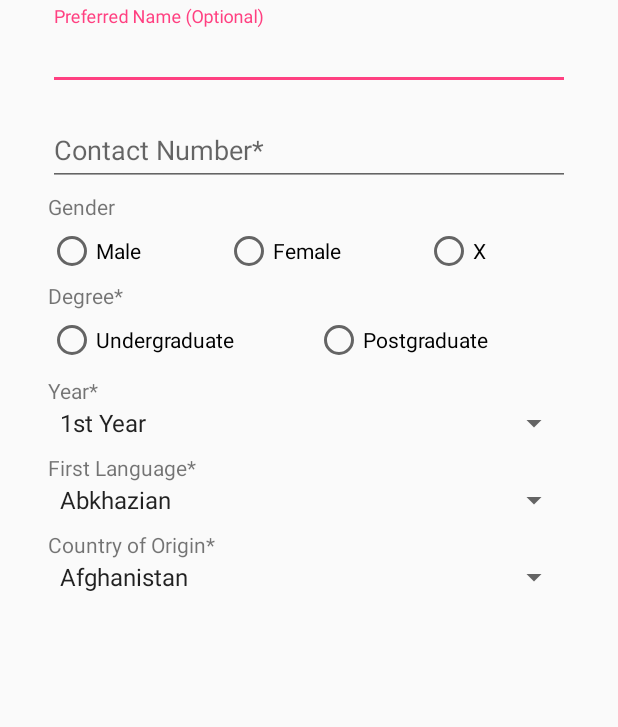
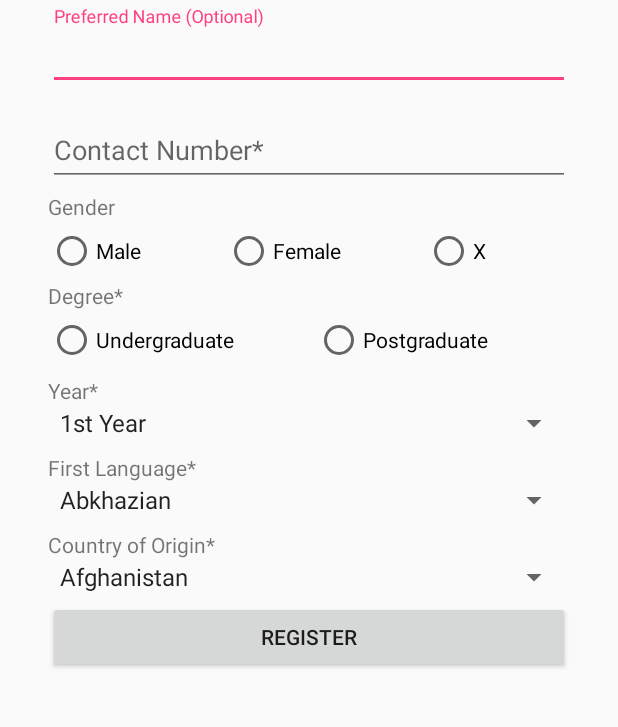
Before and after one commit to TecMonkey/SDP_29_1, an Android app: the layout fragment_register.xml on its own in the app's theme, with its tools: preview values and no code run, on a phone screen of 412 x 824 dp, the part 68-795 px from its top. Run offline under Robolectric (Android 15) with nearby library versions, the phone set to English and light mode, and no system bars.

Commit message:
Added button to register layout

```diff
--- a/app/src/main/res/layout/fragment_register.xml
+++ b/app/src/main/res/layout/fragment_register.xml
@@ -178,6 +178,10 @@
                     android:spinnerMode="dialog" />
             </LinearLayout>
 
+            <Button
+                android:layout_width="match_parent"
+                android:layout_height="wrap_content"
+                android:text="@string/register_all_caps"/>
         </LinearLayout>
     </ScrollView>
 
--- a/app/src/main/res/values/strings.xml
+++ b/app/src/main/res/values/strings.xml
@@ -31,6 +31,7 @@
     <string name="year_required">Year*</string>
     <string name="first_language_required">First Language*</string>
     <string name="country_of_origin_required">Country of Origin*</string>
+    <string name="register_all_caps">REGISTER</string>
 
     <string-array name="years">
         <item>1st Year</item>
```
